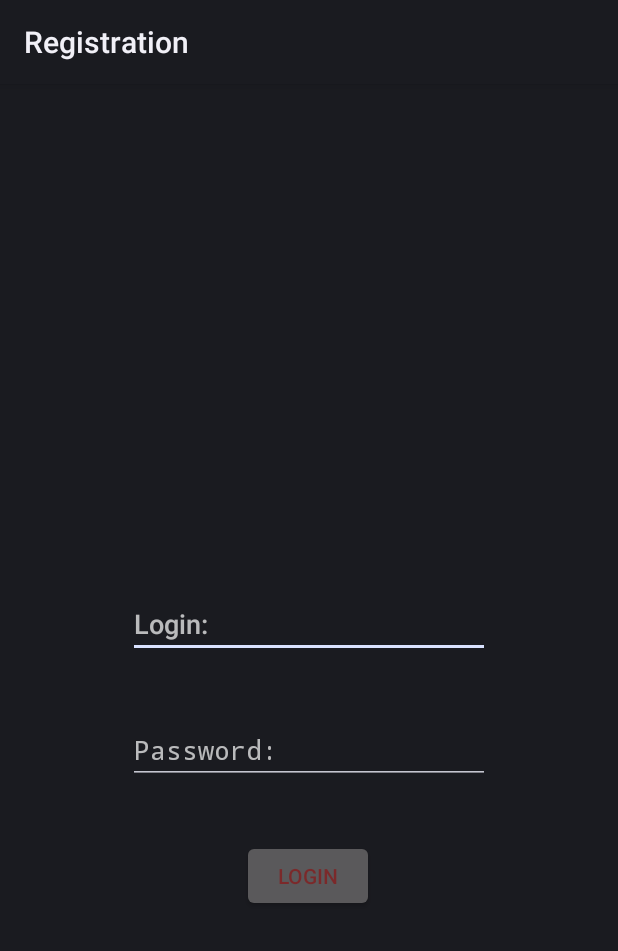
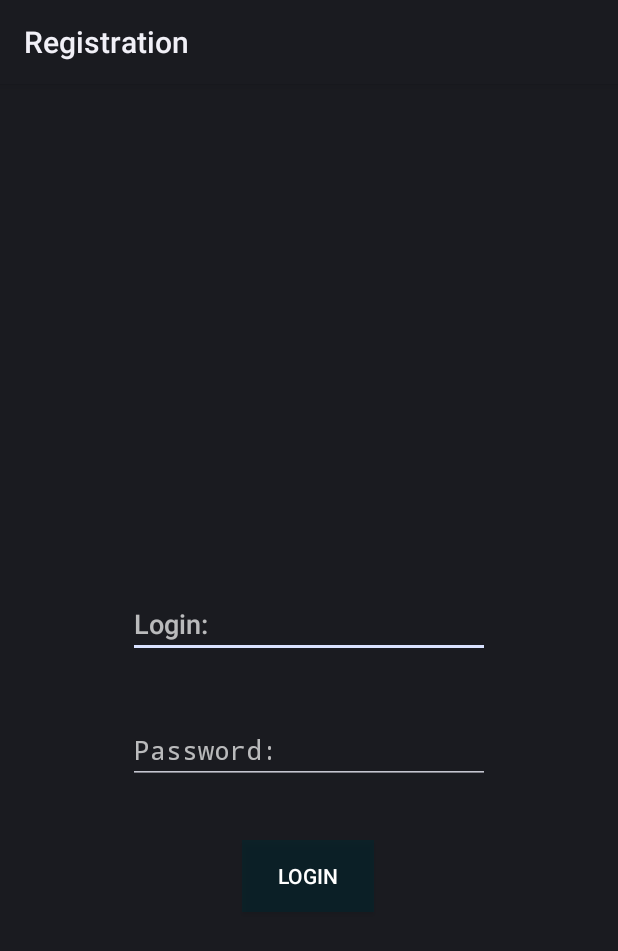
Before and after one commit to nikasd123/AndroidTMS, an Android app: the layout registration_window.xml on its own in the app's theme, with its tools: preview values and no code run, on a phone screen of 412 x 824 dp. Shown: the top 951 px of the screen. Run offline under Robolectric (Android 15) with nearby library versions, the phone set to English and light mode, and no system bars.

Commit message:
RegistrationActivity

```diff
--- a/app/src/main/AndroidManifest.xml
+++ b/app/src/main/AndroidManifest.xml
@@ -13,7 +13,8 @@
         tools:targetApi="31">
         <activity
             android:name=".SecondActivity"
-            android:exported="false" />
+            android:exported="false"
+            android:label="@string/hello_user"/>
         <activity
             android:name=".RegistrationActivity"
             android:exported="true">
--- a/app/src/main/res/layout/activity_main.xml
+++ b/app/src/main/res/layout/activity_main.xml
@@ -4,12 +4,12 @@
     xmlns:tools="http://schemas.android.com/tools"
     android:layout_width="match_parent"
     android:layout_height="match_parent"
-    tools:context=".`1`">
+    tools:context=".SecondActivity">
 
     <TextView
         android:layout_width="wrap_content"
         android:layout_height="wrap_content"
-        android:text="Hello World!"
+        android:text="Second activity!"
         app:layout_constraintBottom_toBottomOf="parent"
         app:layout_constraintEnd_toEndOf="parent"
         app:layout_constraintStart_toStartOf="parent"
--- a/app/src/main/res/layout/registration_window.xml
+++ b/app/src/main/res/layout/registration_window.xml
@@ -42,7 +42,8 @@
         app:layout_constraintEnd_toEndOf="parent"
         app:layout_constraintHorizontal_bias="0.498"
         app:layout_constraintStart_toStartOf="parent"
-        android:textColor="@color/BlackRed"/>
+        android:textColor="@color/white"
+        android:background="@color/BlueGrey"/>
 
 
 </androidx.constraintlayout.widget.ConstraintLayout>
--- a/app/src/main/res/values/strings.xml
+++ b/app/src/main/res/values/strings.xml
@@ -1,3 +1,4 @@
 <resources>
     <string name="app_name">Registration</string>
+    <string name="hello_user">Welcome to home page</string>
 </resources>
```
